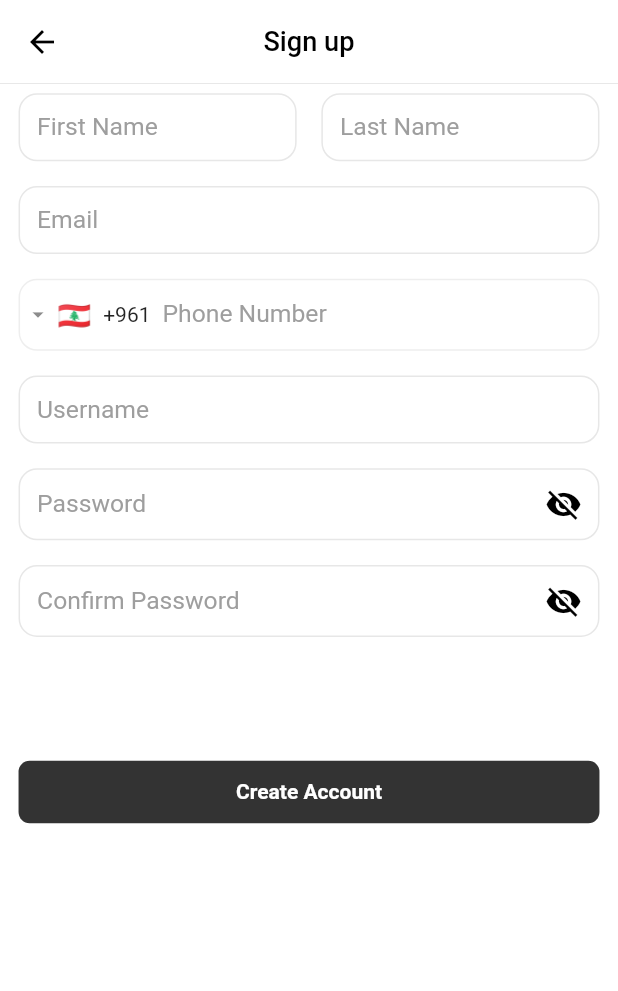
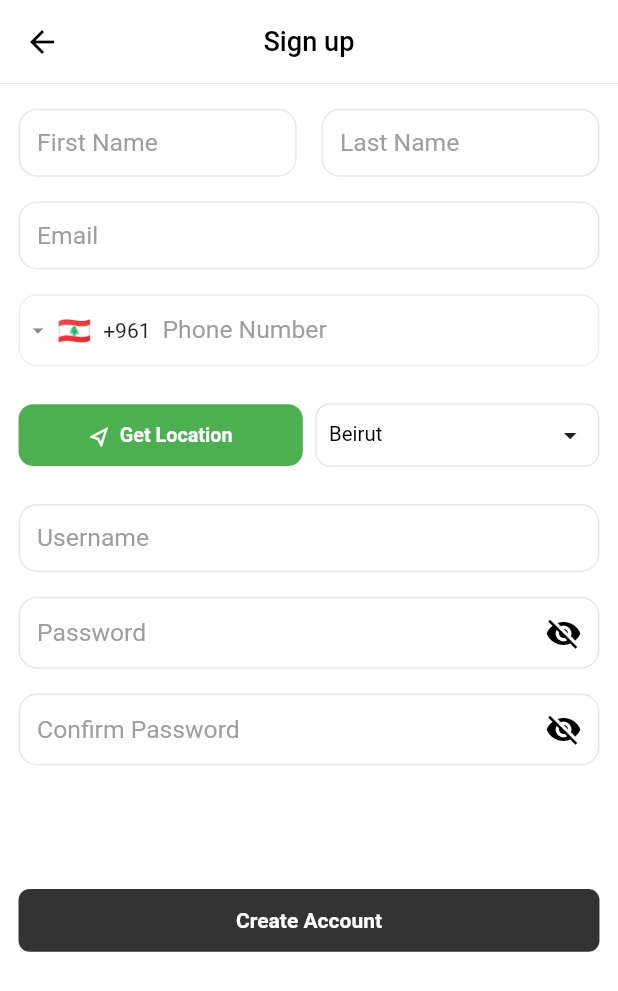
Before and after one commit to hassanyassiin/resort, a Flutter app: the Signup_Screen screen opened by its route, on a phone screen of 412 x 824 dp. Shown: the top 991 px of the screen. Run offline on Flutter 3.47's test engine with Material 3 defaults, Android fonts, the phone set to English and light mode, and no system bars; drawn by our look-alikes of intl_phone_field; our stand-ins replace carousel_slider, geolocator, image_cropper, image_picker, responsive_sizer, shared_preferences; accounts and stored records are empty.

Commit message:
first push

```diff
--- a/lib/Authentication/Screens/Signup_Screen.dart
+++ b/lib/Authentication/Screens/Signup_Screen.dart
@@ -11,6 +11,8 @@ import '../../../Global/Widgets/Password_TextFormField.dart';
 import '../../../Global/Widgets/Phone_Number_TextFormField.dart';
 
 import '../../../Global/Screens/Loading_Screen.dart';
+
+import '../../../Authentication/Widgets/Signup____Location_Item.dart';
 
 class Signup_Screen extends StatefulWidget {
   const Signup_Screen({super.key});
@@ -29,6 +31,10 @@ class _Signup_ScreenState extends State<Signup_Screen> {
   final username = TextEditingController();
   final password = TextEditingController();
   final confirm_password = TextEditingController();
+
+  var latitude = 0.0;
+  var longitude = 0.0;
+  var region = 'Beirut';
 
   @override
   void dispose() {
@@ -62,9 +68,9 @@ class _Signup_ScreenState extends State<Signup_Screen> {
           title: 'Sign up',
           is_show_divider: true,
         ),
-        body: Padding(
-          padding: EdgeInsets.symmetric(horizontal: 3.w, vertical: 1.5.w),
-          child: SingleChildScrollView(
+        body: SingleChildScrollView(
+          child: Padding(
+            padding: EdgeInsets.symmetric(horizontal: 3.w, vertical: 2.h),
             child: Column(
               mainAxisAlignment: MainAxisAlignment.start,
               crossAxisAlignment: CrossAxisAlignment.start,
@@ -129,8 +135,15 @@ class _Signup_ScreenState extends State<Signup_Screen> {
                   phone_number: '',
                   onSaved: (number) {},
                 ),
+                Signup____Location_Item(
+                  Get_Region: () => region,
+                  longitude: longitude,
+                  latitude: latitude,
+                  Update_Latitude: (value) => latitude = value,
+                  Update_Longitude: (value) => longitude = value,
+                  Update_Region: (value) => region = value,
+                ),
                 C_TextFormField(
-                  top_margin: 2,
                   label_text: 'Username',
                   is_enable_interactive_selection: false,
                   vertical_content_padding: 1.6,
@@ -142,7 +155,8 @@ class _Signup_ScreenState extends State<Signup_Screen> {
                     if (RegExp(r'^[0-9._]+').hasMatch(username)) {
                       return 'Username should start with character';
                     }
-                    if (!RegExp(r'^[a-zA-Z][a-zA-Z0-9._]*$').hasMatch(username)) {
+                    if (!RegExp(r'^[a-zA-Z][a-zA-Z0-9._]*$')
+                        .hasMatch(username)) {
                       return 'Usernames can only use Roman letters (a-z, A-Z), numbers, underscores and periods.';
                     }
 
--- /dev/null
+++ b/lib/Authentication/Widgets/Signup____Location_Item.dart
@@ -0,0 +1,150 @@
+import 'package:flutter/material.dart';
+import 'package:responsive_sizer/responsive_sizer.dart';
+
+import '../../Global/Functions/Infos.dart';
+import '../../../Global/Functions/Colors.dart';
+import '../../../Global/Functions/Errors.dart';
+import '../../../Global/Functions/Get_Location.dart';
+
+import '../../../Global/Widgets/Texts.dart';
+
+import '../../../Global/Screens/Loading_Screen.dart';
+import '../../../Global/Modal_Sheets/Show_Radio_Buttons_Modal_Sheet.dart';
+
+class Signup____Location_Item extends StatefulWidget {
+  final String Function() Get_Region;
+  final double latitude;
+  final double longitude;
+  final void Function(double) Update_Latitude;
+  final void Function(double) Update_Longitude;
+  final void Function(String) Update_Region;
+
+  const Signup____Location_Item({
+    required this.Get_Region,
+    required this.longitude,
+    required this.latitude,
+    required this.Update_Latitude,
+    required this.Update_Longitude,
+    required this.Update_Region,
+    super.key,
+  });
+
+  @override
+  State<Signup____Location_Item> createState() =>
+      _Signup____Location_ItemState();
+}
+
+class _Signup____Location_ItemState extends State<Signup____Location_Item> {
+  @override
+  Widget build(BuildContext context) {
+    return Padding(
+      padding: EdgeInsets.symmetric(vertical: 3.h),
+      child: Row(
+        mainAxisAlignment: MainAxisAlignment.center,
+        crossAxisAlignment: CrossAxisAlignment.center,
+        mainAxisSize: MainAxisSize.max,
+        children: <Widget>[
+          Expanded(
+            child: GestureDetector(
+              onTap: () async {
+                Loading_Screen(context: context);
+                try {
+                  var position = await Get_Location();
+
+                  widget.Update_Longitude(position.latitude);
+                  widget.Update_Latitude(position.latitude);
+
+                  if (context.mounted) {
+                    // To Popup the Loading Screen.
+                    Navigator.pop(context);
+                  }
+                } catch (error) {
+                  if (context.mounted) {
+                    // To Popup the Loading Screen.
+                    Navigator.pop(context);
+                    return Error_Dialog(
+                      context: context,
+                      error: 'Something went wrong',
+                    );
+                  }
+                }
+              },
+              child: Container(
+                // margin: EdgeInsets.only(top: 3.h, bottom: 2.h),
+                padding: EdgeInsets.symmetric(horizontal: 2.w, vertical: 1.5.h),
+                alignment: Alignment.center,
+                decoration: BoxDecoration(
+                    color: Get_Primary,
+                    borderRadius: BorderRadius.all(Radius.circular(1.2.h))),
+                child: Row(
+                  mainAxisAlignment: MainAxisAlignment.start,
+                  crossAxisAlignment: CrossAxisAlignment.center,
+                  mainAxisSize: MainAxisSize.min,
+                  children: <Widget>[
+                    RotationTransition(
+                      turns: const AlwaysStoppedAnimation(40 / 360),
+                      child: Icon(
+                        size: 2.h,
+                        color: Get_White,
+                        Icons.navigation_outlined,
+                      ),
+                    ),
+                    SizedBox(width: 1.w),
+                    C_Text(
+                      weight: '600',
+                      text: 'Get Location',
+                      font_size: 1.6,
+                      color: Get_White,
+                    ),
+                  ],
+                ),
+              ),
+            ),
+          ),
+          SizedBox(width: 2.w),
+          Expanded(
+            child: GestureDetector(
+              onTap: () {
+                FocusManager.instance.primaryFocus!.unfocus();
+
+                Show_Radio_Buttons_Modal_Sheets(
+                  context: context,
+                  initial_value: widget.Get_Region(),
+                  title: 'Change Region',
+                  list_items: regions,
+                  onChanged: (value) => setState(() {
+                    widget.Update_Region(value);
+                  }),
+                );
+              },
+              child: Container(
+                // margin: EdgeInsets.only(top: 2.h, bottom: 5.h),
+                padding: EdgeInsets.symmetric(vertical: 1.2.h, horizontal: 2.w),
+                decoration: BoxDecoration(
+                    color: Get_Trans,
+                    borderRadius: BorderRadius.all(Radius.circular(1.2.h)),
+                    border: Border.all(
+                        color: Get_Grey.withOpacity(0.25), width: 1)),
+                child: Row(
+                  mainAxisAlignment: MainAxisAlignment.spaceBetween,
+                  crossAxisAlignment: CrossAxisAlignment.center,
+                  mainAxisSize: MainAxisSize.max,
+                  children: <Widget>[
+                    C_Text(
+                      font_size: 1.65,
+                      text: widget.Get_Region(),
+                    ),
+                    Icon(
+                      size: 2.5.h,
+                      Icons.arrow_drop_down_sharp,
+                    )
+                  ],
+                ),
+              ),
+            ),
+          ),
+        ],
+      ),
+    );
+  }
+}
--- /dev/null
+++ b/lib/Global/Functions/Get_Location.dart
@@ -0,0 +1,31 @@
+import 'package:geolocator/geolocator.dart';
+
+Future<Position> Get_Location() async {
+  try {
+    bool is_service_enabled = await Geolocator.isLocationServiceEnabled();
+
+    if (!is_service_enabled) {
+      return Future.error('Location Services are disabled');
+    }
+
+    LocationPermission location_permission =
+    await Geolocator.checkPermission();
+
+    if (location_permission == LocationPermission.denied) {
+      location_permission = await Geolocator.requestPermission();
+      if (location_permission == LocationPermission.denied) {
+        return Future.error('Location Permission are denied');
+      }
+    }
+
+    if (location_permission == LocationPermission.deniedForever) {
+      return Future.error(
+          'Location permissions are permanently denied, we can\'t access');
+    }
+
+    return Geolocator.getCurrentPosition(
+        desiredAccuracy: LocationAccuracy.high);
+  } catch (error) {
+    rethrow;
+  }
+}
--- a/pubspec.yaml
+++ b/pubspec.yaml
@@ -23,6 +23,7 @@ dependencies:
   shared_preferences: ^2.2.3
   responsive_sizer: ^3.3.1
   carousel_slider: ^4.2.1
+  geolocator: ^12.0.0
 
 dev_dependencies:
   flutter_test:
```
Also changed, not shown: pubspec.lock, 6 other files.
